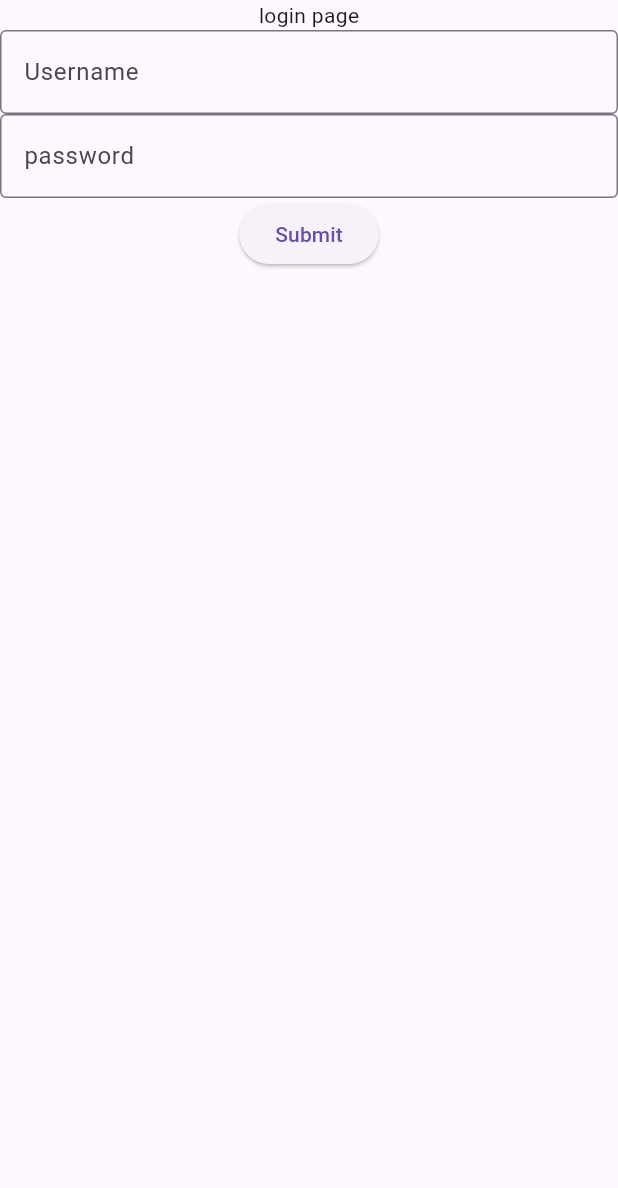
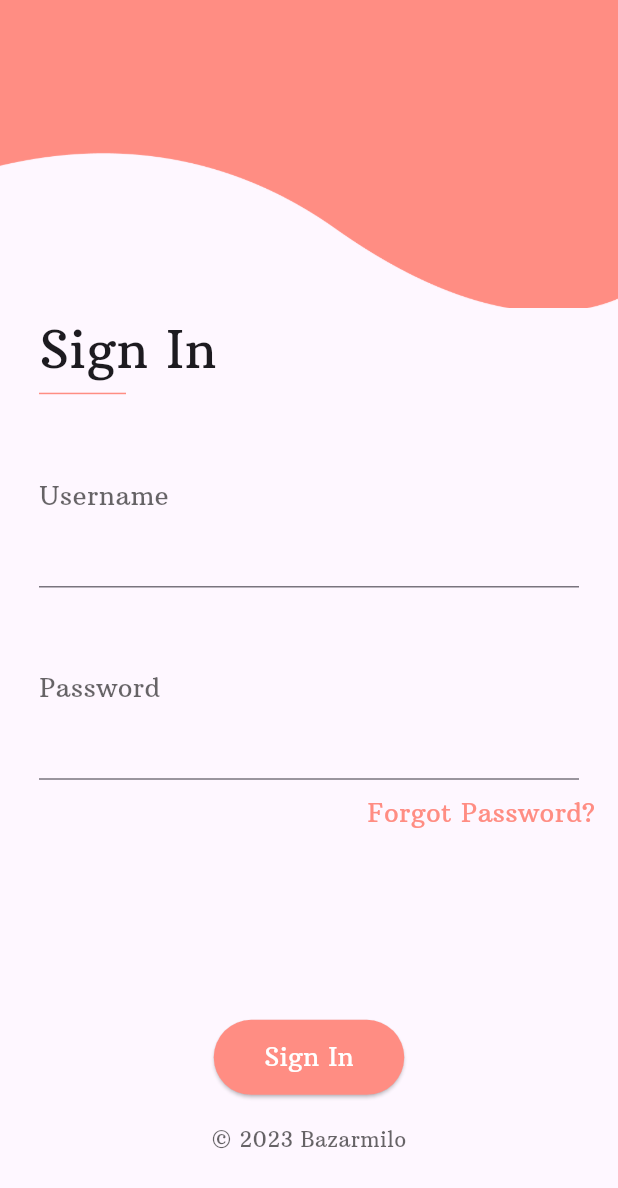
Before and after one commit to jamesii-b/bazarmilo-app, a Flutter app: the screen it shows after launch, on a phone screen of 412 x 824 dp. Shown: the top 1188 px of the screen. Run offline on Flutter 3.47's test engine with Material 3 defaults, Android fonts, the light colour scheme and no system bars; our stand-ins replace flutter_dotenv, google_maps_flutter, location; missing offline and left inert: flutter_polyline_points; network calls fail.

Commit message:
Feat: added login ui and map navigation

```diff
--- /dev/null
+++ b/lib/const/apikey.dart
@@ -0,0 +1 @@
+const String GOOGLE_MAPS_API_KEY = "AIzaSyCCwIUXE_qcIWjVoSEUBR7PfhAoxkrlOqE";
--- a/lib/main.dart
+++ b/lib/main.dart
@@ -27,11 +27,11 @@ class MyApp extends StatelessWidget {
         child: MaterialApp(
           debugShowCheckedModeBanner: false,
           theme: ThemeData(useMaterial3: true),
-          initialRoute: '/',
+          initialRoute: '/login',
           routes: {
             '/': (context) => Dashboard(),
             '/login': (context) => loginPage(),
-            '/map': (context) => mapPage(),
+            '/map': (context) => MapPage(),
             '/profile': (context) => profile(),
           },
         ),
--- /dev/null
+++ b/lib/views/pages/login/components/forgotpassword.dart
@@ -0,0 +1,33 @@
+import 'package:bazarmilo/views/pages/login/components/displayprompt.dart';
+import 'package:flutter/material.dart';
+
+class forgotPassword extends StatelessWidget {
+  const forgotPassword({super.key});
+
+  @override
+  Widget build(BuildContext context) {
+    return   Row(
+              mainAxisAlignment: MainAxisAlignment.end,
+              children: [
+                Container(
+                  child: Padding(
+                    padding: EdgeInsets.only(right: 15, top: 10),
+                    child: InkWell(
+                      onTap: () {
+                        displayPrompt(context, "Forgot Password?",
+                            "Please contact the admin.");
+                      },
+                      child: const Text(
+                        "Forgot Password?",
+                        style: TextStyle(
+                            color: Color(0xffFF8D83),
+                            fontSize: 17.25,
+                            fontFamily: 'Arbutus Slab'),
+                      ),
+                    ),
+                  ),
+                ),
+              ],
+            );
+  }
+}
--- /dev/null
+++ b/lib/views/pages/login/components/signinbutton.dart
@@ -0,0 +1,76 @@
+import 'dart:convert';
+
+import 'package:bazarmilo/models/authentication.dart';
+import 'package:bazarmilo/provider/loginstate.dart';
+import 'package:flutter/material.dart';
+import 'package:http/http.dart' as http;
+import 'package:provider/provider.dart';
+
+class signInButton extends StatefulWidget {
+  final String url;
+  final String username;
+  final String password;
+  signInButton(
+      {super.key,
+      required this.url,
+      required this.username,
+      required this.password});
+
+  @override
+  State<signInButton> createState() => _signInButtonState();
+}
+
+class _signInButtonState extends State<signInButton> {
+  @override
+  Widget build(BuildContext context) {
+    var loginProvider = Provider.of<LoginProvider>(context, listen: false);
+    return Row(
+      mainAxisAlignment: MainAxisAlignment.center,
+      children: [
+        ElevatedButton(
+          onPressed: () async {
+            var response = await http.post(
+              Uri.parse(widget.url),
+              headers: {
+                'Content-Type':
+                    'application/json', // Set the content type to JSON
+              },
+              body: jsonEncode(LoginDataModel(
+                username: widget.username,
+                password: widget.password,
+              ).getLoginModel()),
+            );
+            if (response.statusCode == 200) {
+              setState(() {
+                Navigator.pushNamed(context, '/');
+                loginProvider.updateLoginStatus(true);
+                loginProvider.updateUsername(widget.username.toString());
+              });
+            } else {
+              // print(newResponse.body);
+              // print(newResponse.statusCode);
+              print('Response status code: ${response.statusCode}');
+
+              // Print the response body
+              print('Response body: ${response.body}');
+              print("faled login");
+              loginProvider.updateLoginStatus(false);
+            }
+          },
+          style: ElevatedButton.styleFrom(
+            backgroundColor: const Color(0xffFF8D83), // Background color
+            minimumSize: const Size(127.0, 50.0), // Width and height
+          ),
+          child: const Text(
+            "Sign In",
+            style: TextStyle(
+              color: Colors.white,
+              fontSize: 17.25,
+              fontFamily: 'Arbutus Slab',
+            ),
+          ),
+        ),
+      ],
+    );
+  }
+}
--- a/lib/views/pages/login/login.dart
+++ b/lib/views/pages/login/login.dart
@@ -2,6 +2,9 @@ import 'dart:convert';
 
 import 'package:bazarmilo/models/authentication.dart';
 import 'package:bazarmilo/provider/loginstate.dart';
+import 'package:bazarmilo/views/pages/login/components/displayprompt.dart';
+import 'package:bazarmilo/views/pages/login/components/forgotpassword.dart';
+import 'package:bazarmilo/views/pages/login/components/signinbutton.dart';
 import 'package:flutter/material.dart';
 import 'package:flutter_dotenv/flutter_dotenv.dart';
 import 'package:http/http.dart' as http;
@@ -28,71 +31,128 @@ class _loginPageState extends State<loginPage> {
 
   TextEditingController usernameController = TextEditingController();
   TextEditingController passwordController = TextEditingController();
+
   @override
   Widget build(BuildContext context) {
     var loginProvider = Provider.of<LoginProvider>(context, listen: false);
 
     return Scaffold(
-      body: Column(
+      body: SizedBox(
+        width: double.maxFinite,
+        child: Column(
+          crossAxisAlignment: CrossAxisAlignment.start,
           children: [
-          Text("login page"),
-          TextField(
-            decoration: InputDecoration(
-              border: OutlineInputBorder(),
-              labelText: 'Username',
+            SizedBox(
+              width: double.infinity,
+              child: Image.asset("assets/images/logo.png"),
             ),
+            const SizedBox(
+              height: 2.9,
+            ),
+            const Padding(
+              padding: EdgeInsets.only(left: 26),
+              child: Text(
+                "Sign In",
+                style: TextStyle(
+                    fontSize: 34.2,
+                    fontWeight: FontWeight.w400,
+                    fontFamily: 'Arbutus Slab'),
+              ),
+            ),
+            const SizedBox(
+              width: 84,
+              child: Padding(
+                padding: EdgeInsets.only(left: 26, top: 4),
+                child: Divider(
+                  height: 2,
+                  color: Color(0xffff8d83),
+                ),
+              ),
+            ),
+            const SizedBox(
+              height: 55.3,
+            ),
+            Container(
+              child: const Padding(
+                padding: EdgeInsets.only(left: 26),
+                child: Text(
+                  "Username",
+                  style: TextStyle(
+                      color: Color.fromRGBO(0, 0, 0, 0.6),
+                      fontSize: 17.25,
+                      fontFamily: 'Arbutus Slab'),
+                ),
+              ),
+            ),
+             Padding(
+              padding: const EdgeInsets.only(left: 26.0, right: 26.0),
+              child: TextField(
                 controller: usernameController,
+                decoration:const InputDecoration(
+                  border: UnderlineInputBorder(
+                    borderSide: BorderSide(
+                      color: Color(
+                          0xffFF8D83), // Set the color of the underline here
                     ),
-          TextField(
-            decoration: InputDecoration(
-              border: OutlineInputBorder(),
-              labelText: 'password',
                   ),
+                ),
+              ),
+            ),
+            const SizedBox(
+              height: 55.3,
+            ),
+            Container(
+              child: const Padding(
+                padding: EdgeInsets.only(left: 26),
+                child: Text(
+                  "Password",
+                  style: TextStyle(
+                      color: Color.fromRGBO(0, 0, 0, 0.6),
+                      fontSize: 17.25,
+                      fontFamily: 'Arbutus Slab'),
+                ),
+              ),
+            ),
+             Padding(
+              padding: const EdgeInsets.only(left: 26.0, right: 26.0),
+              child: TextField(
                 controller: passwordController,
+                decoration: const InputDecoration(
+                  border: UnderlineInputBorder(
+                    borderSide: BorderSide(
+                      color: Color(
+                          0xffFF8D83), // Set the color of the underline here
                     ),
-          ElevatedButton(
-            onPressed: () async {
-              print(completeUrl);
-              /* var newResponse =
-                  await http.get(Uri.parse("http://localhost:8080")); */
-              var response = await http.post(
-                Uri.parse(completeUrl),
-                headers: {
-                  'Content-Type':
-                      'application/json', // Set the content type to JSON
-                },
-                body: jsonEncode(LoginDataModel(
+                  ),
+                ),
+              ),
+            ),
+            const forgotPassword(),
+            const SizedBox(
+              height: 125,
+            ),
+            signInButton(
+              url: completeUrl,
               username: usernameController.text,
               password: passwordController.text,
-                ).getLoginModel()),
-              );
-              print(LoginDataModel(
-                      username: usernameController.text,
-                      password: passwordController.text)
-                  .getLoginModel());
-              print(response.body);
-              if (response.statusCode == 200) {
-                setState(() {
-                  Navigator.pushNamed(context, '/');
-                  loginProvider.updateLoginStatus(true);
-                  loginProvider
-                      .updateUsername(usernameController.text.toString());
-                });
-              } else {
-                // print(newResponse.body);
-                // print(newResponse.statusCode);
-                print('Response status code: ${response.statusCode}');
-
-                // Print the response body
-                print('Response body: ${response.body}');
-                print("faled login");
-                loginProvider.updateLoginStatus(false);
-              }
-              // Navigate to another page if needed
-            },
-            child: const Text('Submit'),
+            ),
+            const SizedBox(
+              height: 20,
+            ),
+            const Row(
+              mainAxisAlignment: MainAxisAlignment.center,
+              children: [
+                Text(
+                  "©️ 2023 Bazarmilo",
+                  style: TextStyle(
+                      color: Color.fromRGBO(0, 0, 0, 0.6),
+                      fontSize: 14,
+                      fontFamily: 'Arbutus Slab'),
                 ),
               ],
+            ),
+          ],
+        ),
       ),
     );
   }
```
Also changed, not shown: lib/views/pages/login/components/displayprompt.dart (added, +33 -0 lines), lib/views/pages/navigation/maps.dart (+135 -55 lines), pubspec.yaml (+9 -4 lines), assets/fonts/ArbutusSlabRegular.ttf (added), assets/images/logo.png (added), pubspec.lock, 4 other files. Lines whose indentation alone changed are shown as unchanged.
